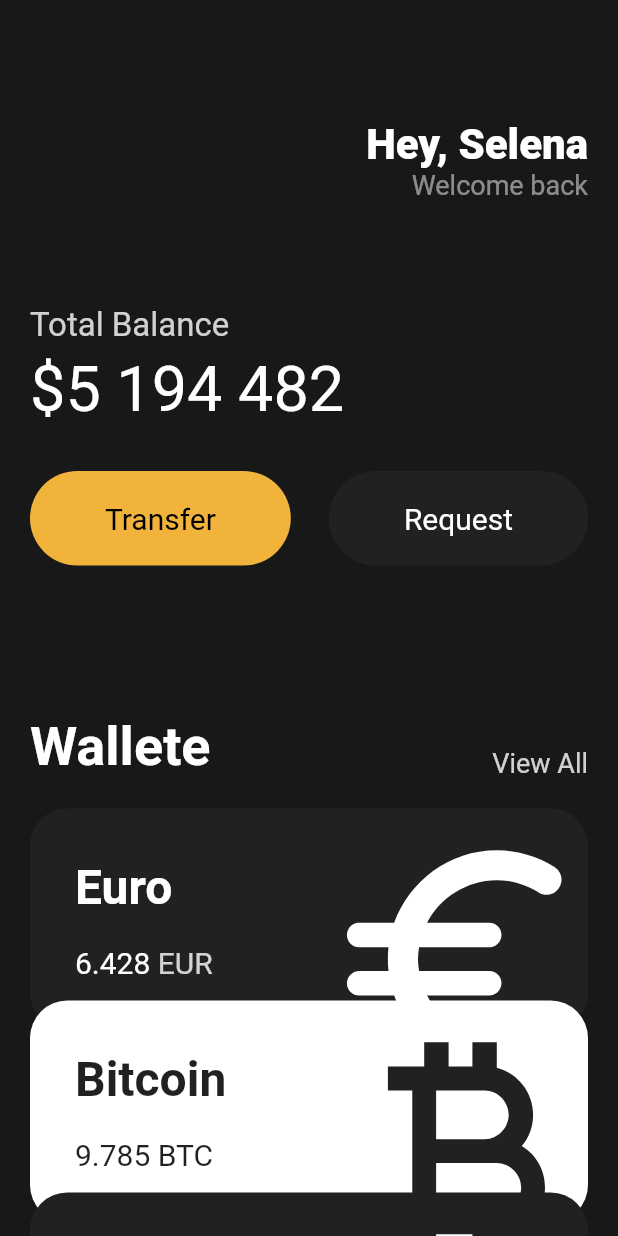
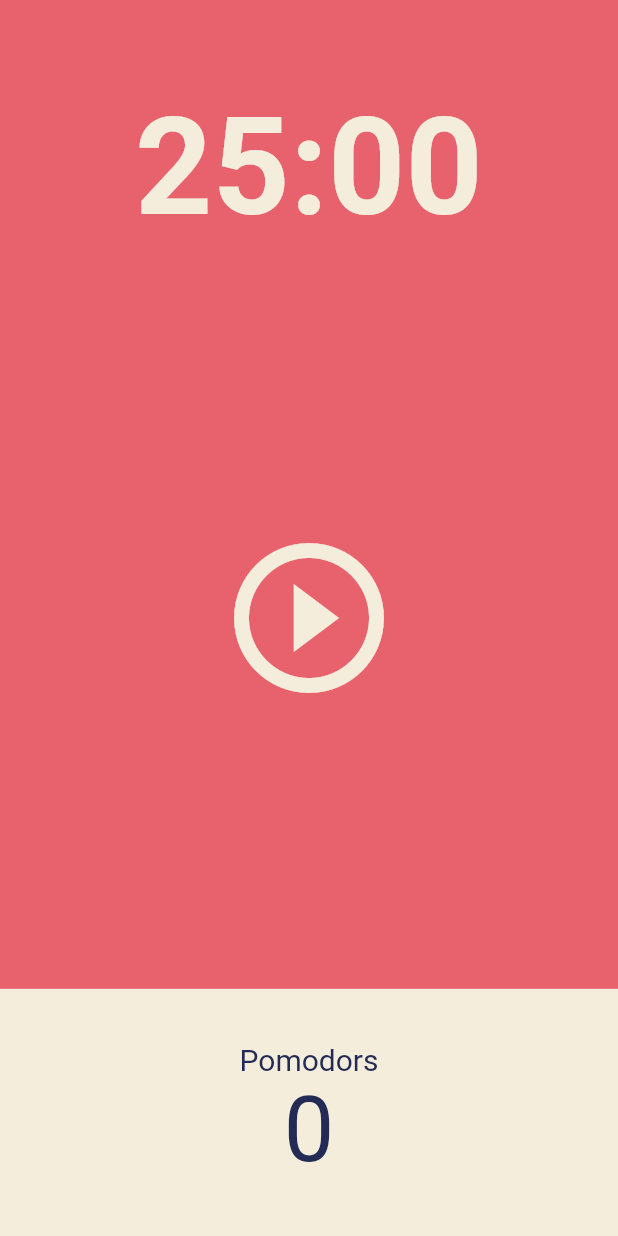
Before and after one commit to Tinubee/flutter-learn, a Flutter app: the screen it shows after launch, on a phone screen of 412 x 824 dp. Run offline on Flutter 3.47's test engine with Material 2 defaults, Android fonts, the phone set to English and light mode, and no system bars.

Commit message:
📝 #5.0

```diff
--- a/lib/main.dart
+++ b/lib/main.dart
@@ -1,6 +1,5 @@
 import 'package:flutter/material.dart';
-import 'package:toonflix/widgets/Button.dart';
-import 'package:toonflix/widgets/curency_card.dart';
+import 'package:toonflix/screens/home_screen.dart';
 
 void main() {
   runApp(const App());
@@ -12,133 +11,18 @@ class App extends StatelessWidget {
   @override
   Widget build(BuildContext context) {
     return MaterialApp(
-      home: Scaffold(
-        backgroundColor: const Color(0xFF181818),
-        body: SingleChildScrollView(
-          child: Padding(
-            padding: const EdgeInsets.symmetric(horizontal: 20),
-            child: Column(
-              crossAxisAlignment: CrossAxisAlignment.start,
-              children: [
-                const SizedBox(
-                  height: 80,
-                ),
-                Row(
-                  mainAxisAlignment: MainAxisAlignment.end,
-                  children: [
-                    Column(
-                      crossAxisAlignment: CrossAxisAlignment.end,
-                      children: [
-                        const Text(
-                          'Hey, Selena',
-                          style: TextStyle(
-                              color: Colors.white,
-                              fontSize: 28,
-                              fontWeight: FontWeight.w800),
-                        ),
-                        Text(
-                          'Welcome back',
-                          style: TextStyle(
-                            color: Colors.white.withOpacity(0.5),
-                            fontSize: 18,
-                          ),
-                        ),
-                      ],
-                    ),
-                  ],
-                ),
-                const SizedBox(
-                  height: 70,
-                ),
-                Text(
-                  'Total Balance',
-                  style: TextStyle(
-                      fontSize: 22, color: Colors.white.withOpacity((0.8))),
-                ),
-                const SizedBox(
-                  height: 5,
-                ),
-                const Text(
-                  '\$5 194 482',
-                  style: TextStyle(
-                    fontSize: 42,
-                    color: Colors.white,
-                  ),
-                ),
-                const SizedBox(
-                  height: 30,
-                ),
-                Row(
-                  mainAxisAlignment: MainAxisAlignment.spaceBetween,
-                  children: const [
-                    Button(
-                        text: 'Transfer',
-                        bgColor: Color(0xFFF1B33B),
-                        textColor: Colors.black),
-                    Button(
-                        text: 'Request',
-                        bgColor: Color(0xFF1F2123),
-                        textColor: Colors.white),
-                  ],
-                ),
-                const SizedBox(
-                  height: 100,
-                ),
-                Row(
-                  crossAxisAlignment: CrossAxisAlignment.end,
-                  mainAxisAlignment: MainAxisAlignment.spaceBetween,
-                  children: [
-                    const Text(
-                      'Wallete',
-                      style: TextStyle(
-                          color: Colors.white,
-                          fontSize: 36,
-                          fontWeight: FontWeight.w600),
-                    ),
-                    Text(
-                      'View All',
-                      style: TextStyle(
-                        color: Colors.white.withOpacity((0.8)),
-                        fontSize: 18,
-                      ),
-                    ),
-                  ],
-                ),
-                const SizedBox(
-                  height: 20,
-                ),
-                const CurrencyCard(
-                  name: 'Euro',
-                  code: 'EUR',
-                  amount: '6.428',
-                  icon: Icons.euro_rounded,
-                  isInverted: false,
-                  offsetX: 0,
-                  offsetY: 0,
-                ),
-                const CurrencyCard(
-                  name: 'Bitcoin',
-                  code: 'BTC',
-                  amount: '9.785',
-                  icon: Icons.currency_bitcoin,
-                  isInverted: true,
-                  offsetX: 0,
-                  offsetY: -20,
-                ),
-                const CurrencyCard(
-                  name: 'Dollar',
-                  code: 'USD',
-                  amount: '428',
-                  icon: Icons.attach_money,
-                  isInverted: false,
-                  offsetX: 0,
-                  offsetY: -40,
-                ),
-              ],
-            ),
+      theme: ThemeData(
+        colorScheme: ColorScheme.fromSwatch(
+          backgroundColor: const Color(0xFFE7626C),
+        ),
+        textTheme: const TextTheme(
+          displayLarge: TextStyle(
+            color: Color(0xFF232B55),
           ),
         ),
+        cardColor: const Color(0xFFF4EDDB),
       ),
+      home: const HomeScreen(),
     );
   }
 }
--- /dev/null
+++ b/lib/screens/home_screen.dart
@@ -0,0 +1,80 @@
+import 'package:flutter/material.dart';
+
+class HomeScreen extends StatefulWidget {
+  const HomeScreen({super.key});
+
+  @override
+  State<HomeScreen> createState() => _HomeScreenState();
+}
+
+class _HomeScreenState extends State<HomeScreen> {
+  @override
+  Widget build(BuildContext context) {
+    return Scaffold(
+      backgroundColor: Theme.of(context).colorScheme.background,
+      body: Column(children: [
+        Flexible(
+          flex: 1,
+          child: Container(
+            alignment: Alignment.bottomCenter,
+            child: Text(
+              '25:00',
+              style: TextStyle(
+                  color: Theme.of(context).cardColor,
+                  fontSize: 90,
+                  fontWeight: FontWeight.w600),
+            ),
+          ),
+        ),
+        Flexible(
+          flex: 3,
+          child: Center(
+            child: IconButton(
+              iconSize: 120,
+              color: Theme.of(context).cardColor,
+              onPressed: () {},
+              icon: const Icon(Icons.play_circle_outline),
+            ),
+          ),
+        ),
+        Flexible(
+          flex: 1,
+          child: Row(
+            children: [
+              Expanded(
+                child: Container(
+                  decoration: BoxDecoration(
+                    color: Theme.of(context).cardColor,
+                  ),
+                  child: Column(
+                    mainAxisAlignment: MainAxisAlignment.center,
+                    children: [
+                      Text(
+                        'Pomodors',
+                        style: TextStyle(
+                            fontSize: 20,
+                            color: Theme.of(context)
+                                .textTheme
+                                .displayLarge!
+                                .color),
+                      ),
+                      Text(
+                        '0',
+                        style: TextStyle(
+                            fontSize: 60,
+                            color: Theme.of(context)
+                                .textTheme
+                                .displayLarge!
+                                .color),
+                      ),
+                    ],
+                  ),
+                ),
+              ),
+            ],
+          ),
+        ),
+      ]),
+    );
+  }
+}
--- a/lib/widgets/button.dart
+++ /dev/null
@@ -1,37 +0,0 @@
-import 'package:flutter/material.dart';
-
-class Button extends StatelessWidget {
-  final String text;
-  final Color bgColor;
-  final Color textColor;
-
-  const Button({
-    super.key,
-    required this.text,
-    required this.bgColor,
-    required this.textColor,
-  });
-
-  @override
-  Widget build(BuildContext context) {
-    return Container(
-      decoration: BoxDecoration(
-        color: bgColor,
-        borderRadius: BorderRadius.circular(45),
-      ),
-      child: Padding(
-        padding: const EdgeInsets.symmetric(
-          vertical: 20,
-          horizontal: 50,
-        ),
-        child: Text(
-          text,
-          style: TextStyle(
-            color: textColor,
-            fontSize: 20,
-          ),
-        ),
-      ),
-    );
-  }
-}
--- a/lib/widgets/curency_card.dart
+++ /dev/null
@@ -1,92 +0,0 @@
-import 'package:flutter/material.dart';
-
-class CurrencyCard extends StatelessWidget {
-  final String name, code, amount;
-  final IconData icon;
-  final bool isInverted;
-  final double offsetX, offsetY;
-
-  final _blackColor = const Color(0xFF1F2123);
-
-  const CurrencyCard({
-    super.key,
-    required this.name,
-    required this.code,
-    required this.amount,
-    required this.icon,
-    required this.isInverted,
-    required this.offsetX,
-    required this.offsetY,
-  });
-
-  @override
-  Widget build(BuildContext context) {
-    return Transform.translate(
-      offset: Offset(offsetX, offsetY),
-      child: Container(
-        clipBehavior: Clip.hardEdge,
-        decoration: BoxDecoration(
-            color: isInverted ? Colors.white : _blackColor,
-            borderRadius: BorderRadius.circular(25)),
-        child: Padding(
-          padding: const EdgeInsets.all(30),
-          child: Row(
-            mainAxisAlignment: MainAxisAlignment.spaceBetween,
-            children: [
-              Column(
-                crossAxisAlignment: CrossAxisAlignment.start,
-                children: [
-                  Text(
-                    name,
-                    style: TextStyle(
-                      color: isInverted ? _blackColor : Colors.white,
-                      fontSize: 32,
-                      fontWeight: FontWeight.w600,
-                    ),
-                  ),
-                  const SizedBox(
-                    height: 20,
-                  ),
-                  Row(
-                    children: [
-                      Text(
-                        amount,
-                        style: TextStyle(
-                          color: isInverted ? _blackColor : Colors.white,
-                          fontSize: 20,
-                        ),
-                      ),
-                      const SizedBox(
-                        width: 5,
-                      ),
-                      Text(
-                        code,
-                        style: TextStyle(
-                          color: isInverted
-                              ? _blackColor
-                              : Colors.white.withOpacity(0.8),
-                          fontSize: 20,
-                        ),
-                      ),
-                    ],
-                  ),
-                ],
-              ),
-              Transform.scale(
-                scale: 2.2,
-                child: Transform.translate(
-                  offset: const Offset(-5, 12),
-                  child: Icon(
-                    icon,
-                    color: isInverted ? _blackColor : Colors.white,
-                    size: 88,
-                  ),
-                ),
-              )
-            ],
-          ),
-        ),
-      ),
-    );
-  }
-}
```
Also changed, not shown: pubspec.lock, 1 other file.
